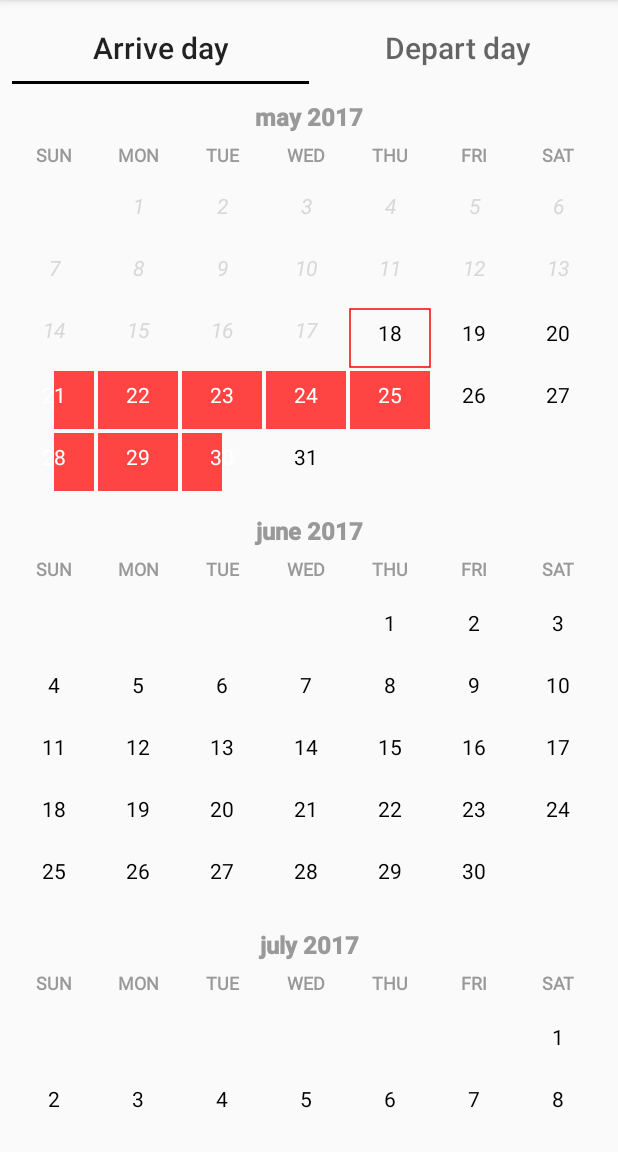
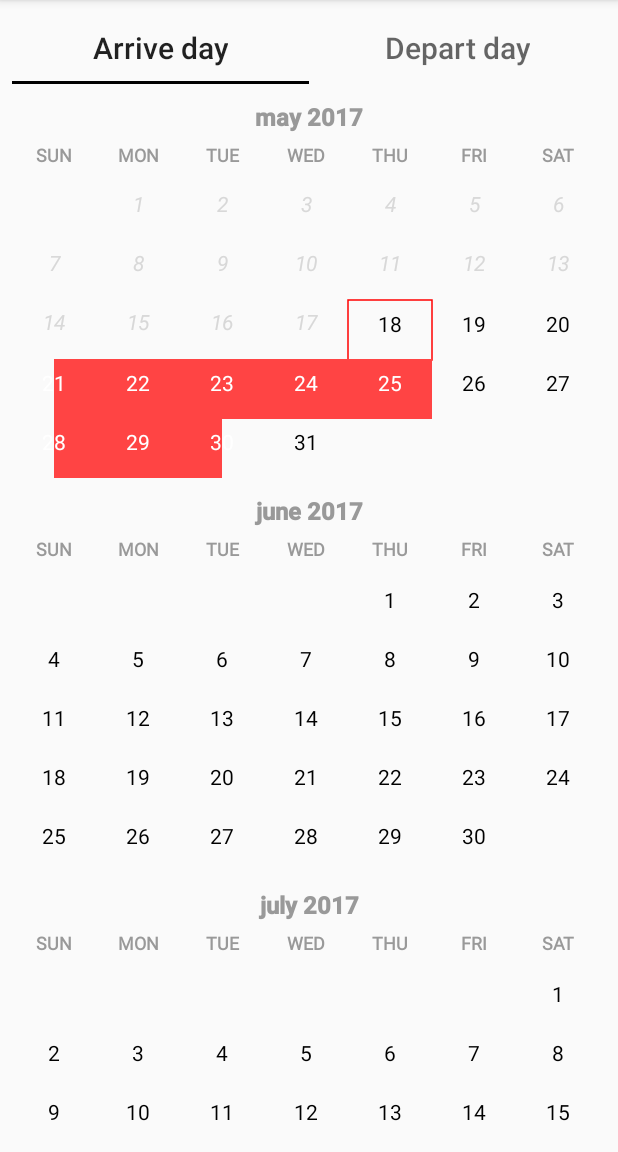
Before and after one commit to YuryKorotin/DayrangePicker, an Android app: the screen it shows after launch (StartActivity), on a phone screen of 412 x 824 dp, the part 84-1236 px from its top. Run offline under Robolectric (Android 15) with nearby library versions, the phone set to English and light mode, and no system bars.

Commit message:
Remove paddings from row

```diff
--- a/app/src/main/java/com/github/yurykorotin/dayrangepicker/views/MonthView.java
+++ b/app/src/main/java/com/github/yurykorotin/dayrangepicker/views/MonthView.java
@@ -214,9 +214,11 @@ public class MonthView extends View {
                 resources.getDimensionPixelOffset(R.dimen.day_y_radius));
 
 
-        mRowHeight = ((typedArray.getDimensionPixelSize(
-                R.styleable.DayPickerView_calendarViewHeight,
-                resources.getDimensionPixelOffset(R.dimen.calendar_height)) - MONTH_HEADER_SIZE - ROW_SEPARATOR) / 6);
+        mRowHeight = ((typedArray.getDimensionPixelSize(R.styleable.DayPickerView_calendarViewHeight,
+                resources.getDimensionPixelOffset(R.dimen.calendar_height)) -
+                MONTH_HEADER_SIZE -
+                ROW_SEPARATOR) / 6 -
+        resources.getDimensionPixelOffset(R.dimen.row_padding));
 
         isPrevDayEnabled = typedArray.getBoolean(R.styleable.DayPickerView_enablePreviousDay, false);
         mCurrentDay = new CalendarDay();
@@ -237,7 +239,7 @@ public class MonthView extends View {
 
 
     private void drawMonthDayLabels(Canvas canvas) {
-        int y = MONTH_HEADER_SIZE - (WEEK_TEXT_SIZE / 2);
+        int y = MONTH_HEADER_SIZE - WEEK_TEXT_SIZE / 2;
         int dayWidthHalf = (mWidth - mPadding * 2) / (mNumDays * 2);
 
         for (int i = 0; i < mNumDays; i++) {
@@ -298,9 +300,9 @@ public class MonthView extends View {
 
     protected void drawMonthCell(Canvas canvas) {
         //int y = MONTH_HEADER_SIZE + ROW_SEPARATOR + mRowHeight / 2;
-        mRowHeight = (int) ((mHeight - MONTH_HEADER_SIZE - ROW_SEPARATOR * 1.2) / mNumRows);
-        mSelectedDayHalfWidth = (mWidth - 2 * mPadding) / (2 * mNumDays) - 2;
-        mSelectedDayHalfHeight = mRowHeight / 2 - 2;
+        mRowHeight = (int) ((mHeight - MONTH_HEADER_SIZE - ROW_SEPARATOR) / mNumRows);
+        mSelectedDayHalfWidth = (mWidth - 2 * mPadding) / (2 * mNumDays);
+        //mSelectedDayHalfHeight = mRowHeight / 2 - 2;
 
         int y = MONTH_HEADER_SIZE + ROW_SEPARATOR + mRowHeight / 2;
         float paddingDay = (mWidth - 2 * mPadding) / (2 * mNumDays);
@@ -452,9 +454,6 @@ public class MonthView extends View {
         boolean isSelected = isDaySelected;
         if (isBusyDay(mCurrentDay) && !isPrevDay) {
             isSelected = true;
-            /*RectF rectF = new RectF(x - mSelectedDayHalfWidth,
-                    (y - MINI_DAY_NUMBER_TEXT_SIZE / 3) - mSelectedDayHalfWidth,
-                    x + mSelectedDayHalfWidth, (y - MINI_DAY_NUMBER_TEXT_SIZE / 3) + mSelectedDayHalfWidth);*/
 
             if (mStartDate != null
                     && mEndDate != null
--- a/app/src/main/res/values/dimens.xml
+++ b/app/src/main/res/values/dimens.xml
@@ -4,10 +4,11 @@
     <dimen name="text_size_tag">12sp</dimen>
     <dimen name="text_size_month">16sp</dimen>
     <dimen name="text_size_day_name">10sp</dimen>
-    <dimen name="header_month_height">50dp</dimen>
+    <dimen name="header_month_height">80dp</dimen>
     <dimen name="day_x_radius">22dp</dimen>
     <dimen name="day_y_radius">20dp</dimen>
-    <dimen name="calendar_height">270dip</dimen>
+    <dimen name="calendar_height">338dp</dimen>
+    <dimen name="row_padding">6dp</dimen>
     <dimen name="dayTopPadding">6dp</dimen>
     <dimen name="today_border_width">1dp</dimen>
 </resources>
--- a/sample/src/main/res/layout/activity_start.xml
+++ b/sample/src/main/res/layout/activity_start.xml
@@ -27,7 +27,7 @@
         app:yearMonthTextSize="16sp"
         app:weekTextSize="12sp"
         app:headerMonthHeight="58dp"
-        app:calendarViewHeight="320dp"
+        app:calendarViewHeight="338dp"
         app:firstDayTitle="@string/first_title"
         app:lastDayTitle="@string/last_title"
         app:enablePreviousDay="false"/>
```
